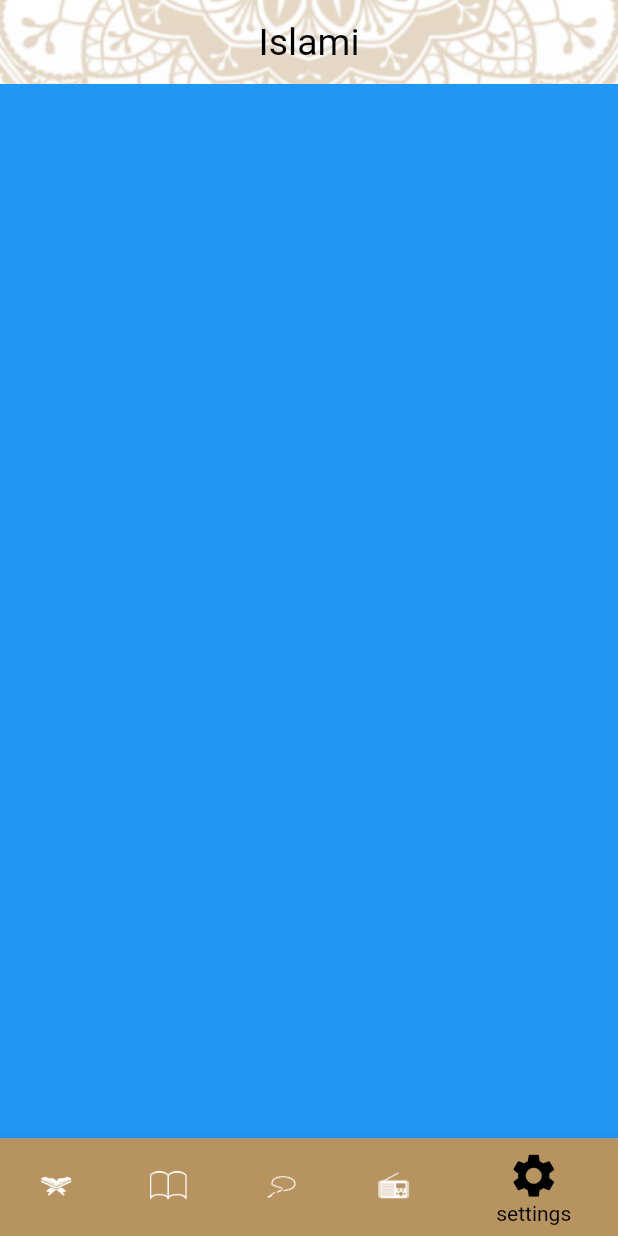
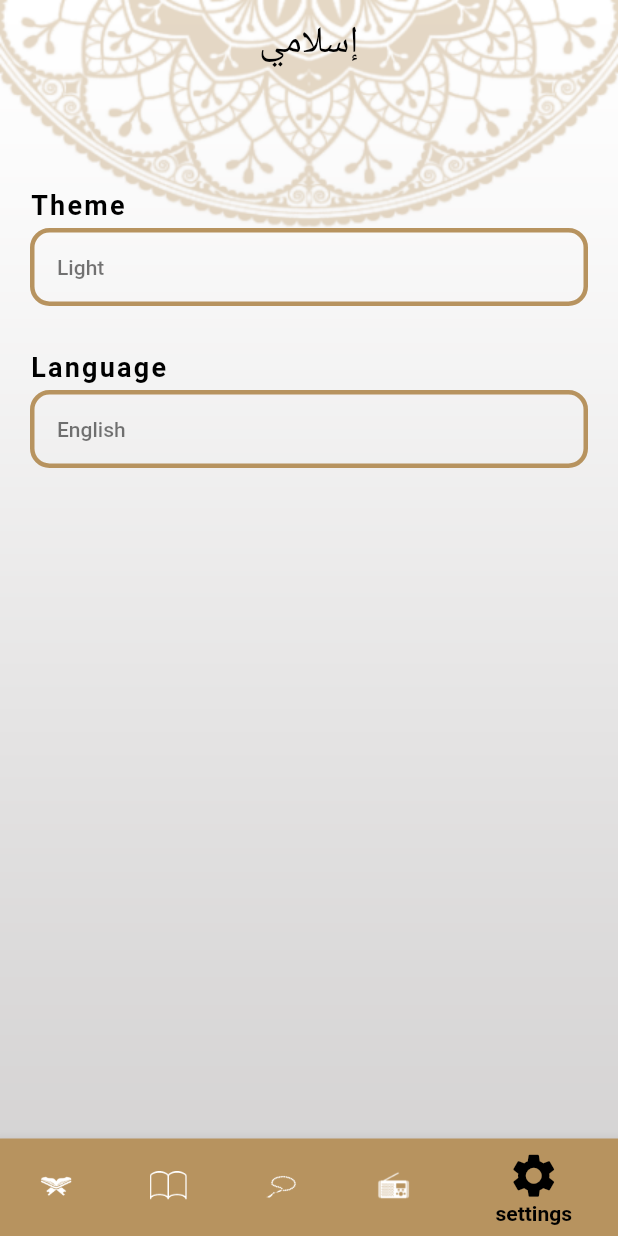
Before and after one commit to muhamednizar/quran-app-flutter, a Flutter app: the screen it shows after launch, item 5 of the bottom bar chosen, on a phone screen of 412 x 824 dp. Run offline on Flutter 3.47's test engine with Material 2 defaults, Android fonts, the light colour scheme and no system bars; Roboto replaces fonts that are missing (assets/fonts/ElMessiri-Regular.ttf).

Commit message:
+ settings tab

```diff
--- a/lib/config/theme/my_theme.dart
+++ b/lib/config/theme/my_theme.dart
@@ -1,5 +1,6 @@
 import 'package:flutter/material.dart';
 import 'package:quran_app/core/Utils/colors_manager.dart';
+import 'package:quran_app/core/Utils/fonts_manager.dart';
 
 class MyTheme {
   static final ThemeData lightTheme = ThemeData(
@@ -12,7 +13,7 @@ class MyTheme {
           titleTextStyle: TextStyle(
             color: Colors.black,
             fontSize: 25,
-          )),
+              fontFamily: FontsManager.elmesiri)),
       bottomNavigationBarTheme: BottomNavigationBarThemeData(
         selectedItemColor: Colors.black,
         unselectedItemColor: Colors.white,
@@ -25,6 +26,9 @@ class MyTheme {
         showSelectedLabels: true,
         showUnselectedLabels: false,
       ),
+      bottomSheetTheme: BottomSheetThemeData(
+          shape:
+              RoundedRectangleBorder(borderRadius: BorderRadius.circular(20))),
       dividerColor: ColorsManager.goldColor,
       textTheme: TextTheme(
         bodySmall: TextStyle(
@@ -32,7 +36,13 @@ class MyTheme {
           fontWeight: FontWeight.w400,
         ),
         titleSmall: TextStyle(fontSize: 24, fontWeight: FontWeight.w700),
-      ),
+          displaySmall: TextStyle(fontSize: 14, fontWeight: FontWeight.w500),
+          labelSmall: TextStyle(
+              fontSize: 18, fontWeight: FontWeight.bold, color: Colors.black),
+          bodyMedium: TextStyle(
+              fontSize: 18,
+              fontWeight: FontWeight.w700,
+              color: ColorsManager.goldColor)),
       cardTheme: CardTheme(
         margin: EdgeInsets.all(9),
         elevation: 13,
--- /dev/null
+++ b/lib/core/Utils/fonts_manager.dart
@@ -0,0 +1,3 @@
+class FontsManager {
+  static String elmesiri = 'assets/fonts/ElMessiri-Regular.ttf';
+}
--- a/lib/core/Utils/strings_manager.dart
+++ b/lib/core/Utils/strings_manager.dart
@@ -1,5 +1,5 @@
 class StringManager {
-  static const String appTitle = 'Islami';
+  static const String appTitle = 'إسلامي';
   static const String hadithTabTitle = 'الأحاديث';
   static const String quranLabel = 'quran';
   static const String hadithLabel = 'hadeeth';
--- a/lib/presentation/Home/tabs/settings_tab/setting_tab.dart
+++ b/lib/presentation/Home/tabs/settings_tab/setting_tab.dart
@@ -1,4 +1,6 @@
 import 'package:flutter/material.dart';
+import 'package:quran_app/presentation/Home/tabs/settings_tab/Widget/language_button_sheet.dart';
+import 'package:quran_app/presentation/Home/tabs/settings_tab/Widget/theme_button_sheet.dart';
 
 class SettingsTab extends StatelessWidget {
   const SettingsTab({super.key});
@@ -6,7 +8,73 @@ class SettingsTab extends StatelessWidget {
   @override
   Widget build(BuildContext context) {
     return Container(
-      color: Colors.blue,
+      child: Padding(
+        padding: const EdgeInsets.symmetric(vertical: 70, horizontal: 20),
+        child: Column(
+          crossAxisAlignment: CrossAxisAlignment.stretch,
+          children: [
+            Text(
+              'Theme',
+              style: Theme.of(context).textTheme.labelSmall,
+            ),
+            SizedBox(
+              height: 5,
+            ),
+            InkWell(
+              onTap: () {
+                ShowThemeButtonSheet(context);
+              },
+              child: Container(
+                  padding: EdgeInsets.all(15),
+                  decoration: BoxDecoration(
+                      border: Border.all(
+                          color: Theme.of(context).primaryColor, width: 3),
+                      borderRadius: BorderRadius.circular(13)),
+                  child: Text(
+                    'Light',
+                    style: Theme.of(context).textTheme.displaySmall,
+                  )),
+            ),
+            SizedBox(
+              height: 30,
+            ),
+            Text(
+              'Language',
+              style: Theme.of(context).textTheme.labelSmall,
+            ),
+            SizedBox(
+              height: 5,
+            ),
+            InkWell(
+              onTap: () {
+                ShowLanguageButtonSheet(context);
+              },
+              child: Container(
+                  padding: EdgeInsets.all(15),
+                  decoration: BoxDecoration(
+                      border: Border.all(
+                          color: Theme.of(context).primaryColor, width: 3),
+                      borderRadius: BorderRadius.circular(13)),
+                  child: Text(
+                    'English',
+                    style: Theme.of(context).textTheme.displaySmall,
+                  )),
+            )
+          ],
+        ),
+      ),
     );
   }
 }
+
+void ShowLanguageButtonSheet(BuildContext context) {
+  showModalBottomSheet(
+    context: context,
+    builder: (context) => LanguageBottomSheet(),
+  );
+}
+
+void ShowThemeButtonSheet(BuildContext context) {
+  showModalBottomSheet(
+      context: context, builder: (context) => ThemeButtonSheet());
+}
```
Also changed, not shown: lib/presentation/Home/tabs/settings_tab/Widget/language_button_sheet.dart (added, +41 -0 lines), lib/presentation/Home/tabs/settings_tab/Widget/theme_button_sheet.dart (added, +41 -0 lines), pubspec.yaml (+4 -4 lines), assets/fonts/ElMessiri-Regular.ttf (added).
